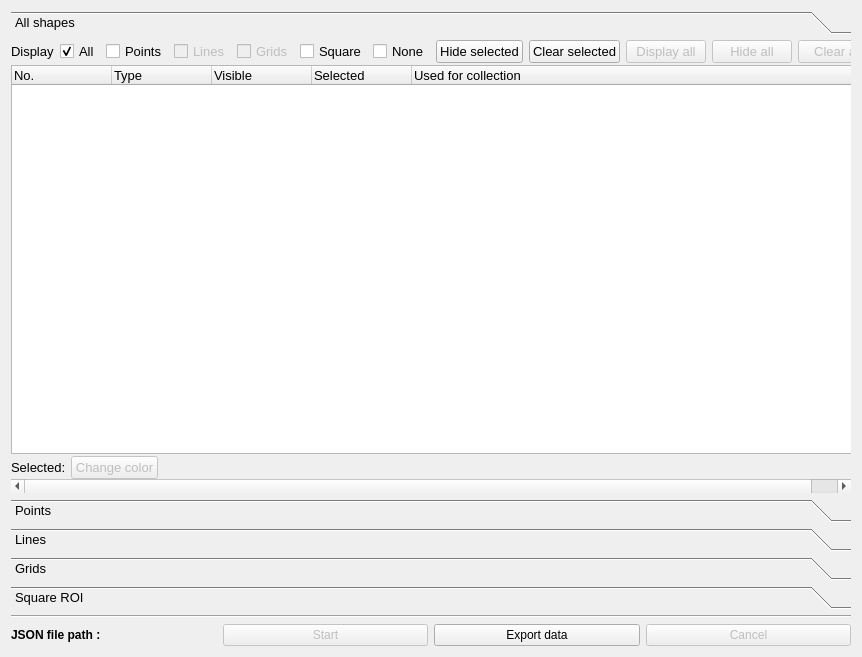
First picture: the form in gui/ui_files/graphics_manager_layout.ui, repository natxo14/mxcube, before the edit.
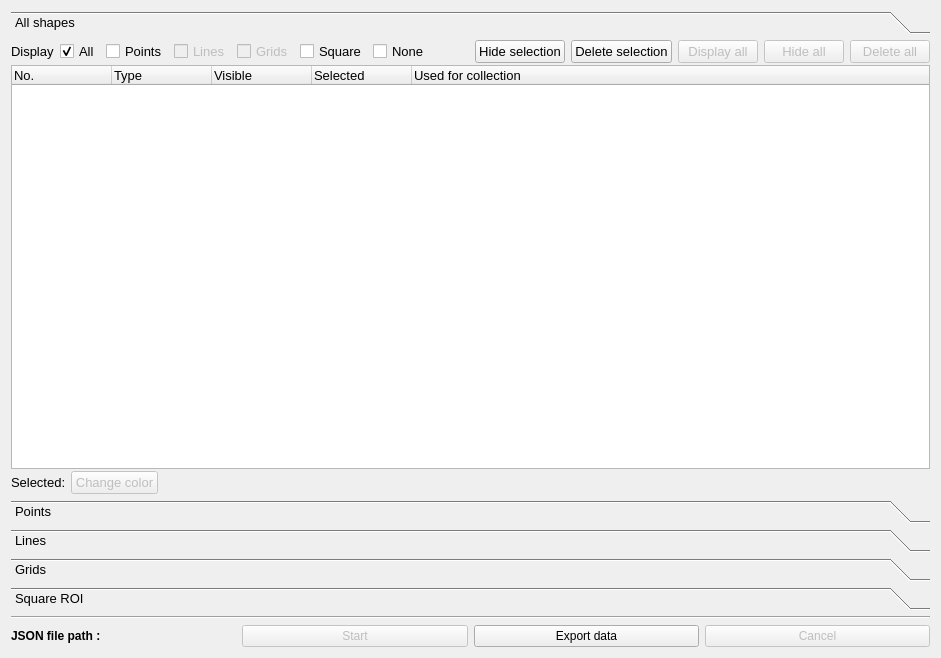
Second picture: the form after the edit. Icons and pictures are not drawn.

Commit message: improved design on graphics manager

```diff
--- a/gui/ui_files/graphics_manager_layout.ui
+++ b/gui/ui_files/graphics_manager_layout.ui
@@ -6,8 +6,8 @@
    <rect>
     <x>0</x>
     <y>0</y>
-    <width>862</width>
-    <height>657</height>
+    <width>941</width>
+    <height>658</height>
    </rect>
   </property>
   <property name="sizePolicy">
@@ -53,8 +53,8 @@
        <rect>
         <x>0</x>
         <y>0</y>
-        <width>874</width>
-        <height>431</height>
+        <width>923</width>
+        <height>449</height>
        </rect>
       </property>
       <attribute name="label">
@@ -261,14 +261,14 @@
          <item>
           <widget class="QPushButton" name="hide_selected_button">
            <property name="text">
-            <string>Hide selected</string>
+            <string>Hide selection</string>
            </property>
           </widget>
          </item>
          <item>
           <widget class="QPushButton" name="clear_selected_button">
            <property name="text">
-            <string>Clear selected</string>
+            <string>Delete selection</string>
            </property>
           </widget>
          </item>
@@ -298,7 +298,7 @@
             <bool>false</bool>
            </property>
            <property name="text">
-            <string>Clear all</string>
+            <string>Delete all</string>
            </property>
           </widget>
          </item>
```
Left out of the diff: 24 changed lines with no effect on the pictures.
